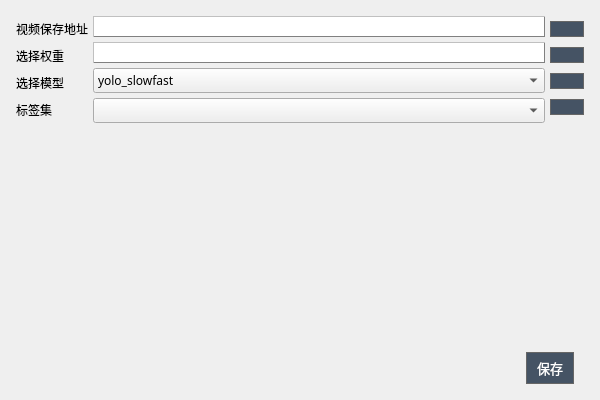
The window that model_settings.ui (Shallowind/SADVS) describes before a commit, drawn with Qt 5.
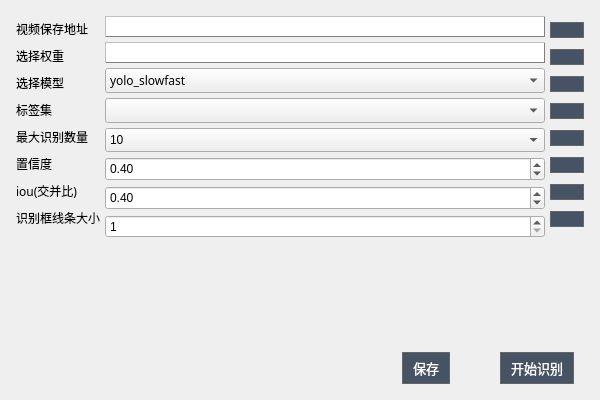
The same window after the commit. Icons and pictures are not drawn.

The edit to the form file:
```diff
--- a/model_settings.ui
+++ b/model_settings.ui
@@ -34,7 +34,7 @@
      <item>
       <layout class="QHBoxLayout" name="horizontalLayout" stretch="0,0,0">
        <item>
-        <layout class="QVBoxLayout" name="verticalLayout_2">
+        <layout class="QVBoxLayout" name="verticalLayout_2" stretch="1,1,1,1,1,1,1,0">
          <item>
           <widget class="QLabel" name="label">
            <property name="sizePolicy">
@@ -107,10 +107,85 @@
            </property>
           </widget>
          </item>
+         <item>
+          <widget class="QLabel" name="label_7">
+           <property name="sizePolicy">
+            <sizepolicy hsizetype="Fixed" vsizetype="Fixed">
+             <horstretch>0</horstretch>
+             <verstretch>0</verstretch>
+            </sizepolicy>
+           </property>
+           <property name="font">
+            <font>
+             <family>微软雅黑</family>
+            </font>
+           </property>
+           <property name="contextMenuPolicy">
+            <enum>Qt::DefaultContextMenu</enum>
+           </property>
+           <property name="text">
+            <string>最大识别数量</string>
+           </property>
+          </widget>
+         </item>
+         <item>
+          <widget class="QLabel" name="label_8">
+           <property name="sizePolicy">
+            <sizepolicy hsizetype="Fixed" vsizetype="Fixed">
+             <horstretch>0</horstretch>
+             <verstretch>0</verstretch>
+            </sizepolicy>
+           </property>
+           <property name="font">
+            <font>
+             <family>微软雅黑</family>
+            </font>
+           </property>
+           <property name="text">
+            <string>置信度</string>
+           </property>
+          </widget>
+         </item>
+         <item>
+          <widget class="QLabel" name="label_9">
+           <property name="sizePolicy">
+            <sizepolicy hsizetype="Fixed" vsizetype="Fixed">
+             <horstretch>0</horstretch>
+             <verstretch>0</verstretch>
+            </sizepolicy>
+           </property>
+           <property name="font">
+            <font>
+             <family>微软雅黑</family>
+            </font>
+           </property>
+           <property name="text">
+            <string>iou(交并比)</string>
+           </property>
+          </widget>
+         </item>
+         <item>
+          <widget class="QLabel" name="label_10">
+           <property name="sizePolicy">
+            <sizepolicy hsizetype="Fixed" vsizetype="Fixed">
+             <horstretch>0</horstretch>
+             <verstretch>0</verstretch>
+            </sizepolicy>
+           </property>
+           <property name="font">
+            <font>
+             <family>微软雅黑</family>
+            </font>
+           </property>
+           <property name="text">
+            <string>识别框线条大小</string>
+           </property>
+          </widget>
+         </item>
         </layout>
        </item>
        <item>
-        <layout class="QVBoxLayout" name="verticalLayout_3">
+        <layout class="QVBoxLayout" name="verticalLayout_3" stretch="1,1,1,1,1,0,0,0">
          <item>
           <widget class="QLineEdit" name="save_address_edit">
            <property name="font">
@@ -143,12 +218,21 @@
          </item>
          <item>
           <widget class="QComboBox" name="model_combox">
+           <property name="enabled">
+            <bool>true</bool>
+           </property>
            <property name="sizePolicy">
             <sizepolicy hsizetype="Expanding" vsizetype="Fixed">
              <horstretch>0</horstretch>
              <verstretch>0</verstretch>
             </sizepolicy>
            </property>
+           <property name="minimumSize">
+            <size>
+             <width>0</width>
+             <height>24</height>
+            </size>
+           </property>
            <property name="font">
             <font>
              <family>微软雅黑</family>
@@ -169,11 +253,17 @@
          <item>
           <widget class="QComboBox" name="label_combox">
            <property name="sizePolicy">
-            <sizepolicy hsizetype="Preferred" vsizetype="Fixed">
+            <sizepolicy hsizetype="Expanding" vsizetype="Fixed">
              <horstretch>0</horstretch>
              <verstretch>0</verstretch>
             </sizepolicy>
            </property>
+           <property name="minimumSize">
+            <size>
+             <width>0</width>
+             <height>24</height>
+            </size>
+           </property>
            <property name="font">
             <font>
              <family>微软雅黑</family>
@@ -184,10 +274,114 @@
            </property>
           </widget>
          </item>
+         <item>
+          <widget class="QComboBox" name="max_size_comboBox">
+           <property name="sizePolicy">
+            <sizepolicy hsizetype="Expanding" vsizetype="Fixed">
+             <horstretch>0</horstretch>
+             <verstretch>0</verstretch>
+            </sizepolicy>
+           </property>
+           <property name="minimumSize">
+            <size>
+             <width>0</width>
+             <height>24</height>
+            </size>
+           </property>
+           <item>
+            <property name="text">
+             <string>10</string>
+            </property>
+           </item>
+           <item>
+            <property name="text">
+             <string>20</string>
+            </property>
+           </item>
+           <item>
+            <property name="text">
+             <string>40</string>
+            </property>
+           </item>
+           <item>
+            <property name="text">
+             <string>80</string>
+            </property>
+           </item>
+           <item>
+            <property name="text">
+             <string>100</string>
+            </property>
+           </item>
+          </widget>
+         </item>
+         <item>
+          <widget class="QDoubleSpinBox" name="conf_doubleSpinBox">
+           <property name="sizePolicy">
+            <sizepolicy hsizetype="Expanding" vsizetype="Fixed">
+             <horstretch>0</horstretch>
+             <verstretch>0</verstretch>
+            </sizepolicy>
+           </property>
+           <property name="minimumSize">
+            <size>
+             <width>0</width>
+             <height>24</height>
+            </size>
+           </property>
+           <property name="maximum">
+            <double>1.000000000000000</double>
+           </property>
+           <property name="singleStep">
+            <double>0.010000000000000</double>
+           </property>
+           <property name="value">
+            <double>0.400000000000000</double>
+           </property>
+          </widget>
+         </item>
+         <item>
+          <widget class="QDoubleSpinBox" name="iou_doubleSpinBox">
+           <property name="sizePolicy">
+            <sizepolicy hsizetype="Expanding" vsizetype="Fixed">
+             <horstretch>0</horstretch>
+             <verstretch>0</verstretch>
+            </sizepolicy>
+           </property>
+           <property name="minimumSize">
+            <size>
+             <width>0</width>
+             <height>24</height>
+            </size>
+           </property>
+           <property name="maximum">
+            <double>1.000000000000000</double>
+           </property>
+           <property name="singleStep">
+            <double>0.010000000000000</double>
+           </property>
+           <property name="stepType">
+            <enum>QAbstractSpinBox::AdaptiveDecimalStepType</enum>
+           </property>
+           <property name="value">
+            <double>0.400000000000000</double>
+           </property>
+          </widget>
+         </item>
+         <item>
+          <widget class="QSpinBox" name="line_thickness">
+           <property name="minimum">
+            <number>1</number>
+           </property>
+           <property name="maximum">
+            <number>4</number>
+           </property>
+          </widget>
+         </item>
         </layout>
        </item>
        <item>
-        <layout class="QVBoxLayout" name="verticalLayout_4">
+        <layout class="QVBoxLayout" name="verticalLayout_4" stretch="1,1,1,1,1,1,1,0">
          <item>
           <widget class="QPushButton" name="save_address_button">
            <property name="sizePolicy">
@@ -346,6 +540,134 @@
            </property>
           </widget>
          </item>
+         <item>
+          <widget class="QPushButton" name="max_size">
+           <property name="sizePolicy">
+            <sizepolicy hsizetype="Fixed" vsizetype="Fixed">
+             <horstretch>0</horstretch>
+             <verstretch>0</verstretch>
+            </sizepolicy>
+           </property>
+           <property name="styleSheet">
+            <string notr="true">QPushButton {
+    background-color: #455364; /* 默认颜色，浅灰色 */
+    border: 1px solid #666666; /* 灰色的边框 */
+}
+
+QPushButton:hover {
+    background-color: #54687a; /* 鼠标悬停时的颜色，稍浅的灰色 */
+}
+
+QPushButton:pressed {
+    background-color: #455364; /* 鼠标点击时的颜色，稍深的灰色 */
+}
+</string>
+           </property>
+           <property name="text">
+            <string/>
+           </property>
+           <property name="icon">
+            <iconset>
+             <normaloff>resources/op_icon/alarm.png</normaloff>resources/op_icon/alarm.png</iconset>
+           </property>
+          </widget>
+         </item>
+         <item>
+          <widget class="QPushButton" name="conf">
+           <property name="sizePolicy">
+            <sizepolicy hsizetype="Fixed" vsizetype="Fixed">
+             <horstretch>0</horstretch>
+             <verstretch>0</verstretch>
+            </sizepolicy>
+           </property>
+           <property name="styleSheet">
+            <string notr="true">QPushButton {
+    background-color: #455364; /* 默认颜色，浅灰色 */
+    border: 1px solid #666666; /* 灰色的边框 */
+}
+
+QPushButton:hover {
+    background-color: #54687a; /* 鼠标悬停时的颜色，稍浅的灰色 */
+}
+
+QPushButton:pressed {
+    background-color: #455364; /* 鼠标点击时的颜色，稍深的灰色 */
+}
+</string>
+           </property>
+           <property name="text">
+            <string/>
+           </property>
+           <property name="icon">
+            <iconset>
+             <normaloff>resources/op_icon/alarm.png</normaloff>resources/op_icon/alarm.png</iconset>
+           </property>
+          </widget>
+         </item>
+         <item>
+          <widget class="QPushButton" name="IOU">
+           <property name="sizePolicy">
+            <sizepolicy hsizetype="Fixed" vsizetype="Fixed">
+             <horstretch>0</horstretch>
+             <verstretch>0</verstretch>
+            </sizepolicy>
+           </property>
+           <property name="styleSheet">
+            <string notr="true">QPushButton {
+    background-color: #455364; /* 默认颜色，浅灰色 */
+    border: 1px solid #666666; /* 灰色的边框 */
+}
+
+QPushButton:hover {
+    background-color: #54687a; /* 鼠标悬停时的颜色，稍浅的灰色 */
+}
+
+QPushButton:pressed {
+    background-color: #455364; /* 鼠标点击时的颜色，稍深的灰色 */
+}
+</string>
+           </property>
+           <property name="text">
+            <string/>
+           </property>
+           <property name="icon">
+            <iconset>
+             <normaloff>resources/op_icon/alarm.png</normaloff>resources/op_icon/alarm.png</iconset>
+           </property>
+          </widget>
+         </item>
+         <item>
+          <widget class="QPushButton" name="pushButton">
+           <property name="sizePolicy">
+            <sizepolicy hsizetype="Fixed" vsizetype="Fixed">
+             <horstretch>0</horstretch>
+             <verstretch>0</verstretch>
+            </sizepolicy>
+           </property>
+           <property name="styleSheet">
+            <string notr="true">QPushButton {
+    background-color: #455364; /* 默认颜色，浅灰色 */
+    border: 1px solid #666666; /* 灰色的边框 */
+}
+
+QPushButton:hover {
+    background-color: #54687a; /* 鼠标悬停时的颜色，稍浅的灰色 */
+}
+
+QPushButton:pressed {
+    background-color: #455364; /* 鼠标点击时的颜色，稍深的灰色 */
+}
+</string>
+           </property>
+           <property name="text">
+            <string/>
+           </property>
+           <property name="icon">
+            <iconset>
+             <normaloff>resources/op_icon/alarm.png</normaloff>resources/op_icon/alarm.png</iconset>
+           </property>
+          </widget>
+         </item>
         </layout>
        </item>
       </layout>
@@ -583,6 +905,156 @@
             </property>
            </widget>
           </item>
+          <item>
+           <widget class="QPushButton" name="begin">
+            <property name="palette">
+             <palette>
+              <active>
+               <colorrole role="Button">
+                <brush brushstyle="SolidPattern">
+                 <color alpha="255">
+                  <red>69</red>
+                  <green>83</green>
+                  <blue>100</blue>
+                 </color>
+                </brush>
+               </colorrole>
+               <colorrole role="ButtonText">
+                <brush brushstyle="SolidPattern">
+                 <color alpha="255">
+                  <red>255</red>
+                  <green>255</green>
+                  <blue>255</blue>
+                 </color>
+                </brush>
+               </colorrole>
+               <colorrole role="Base">
+                <brush brushstyle="SolidPattern">
+                 <color alpha="255">
+                  <red>69</red>
+                  <green>83</green>
+                  <blue>100</blue>
+                 </color>
+                </brush>
+               </colorrole>
+               <colorrole role="Window">
+                <brush brushstyle="SolidPattern">
+                 <color alpha="255">
+                  <red>69</red>
+                  <green>83</green>
+                  <blue>100</blue>
+                 </color>
+                </brush>
+               </colorrole>
+              </active>
+              <inactive>
+               <colorrole role="Button">
+                <brush brushstyle="SolidPattern">
+                 <color alpha="255">
+                  <red>69</red>
+                  <green>83</green>
+                  <blue>100</blue>
+                 </color>
+                </brush>
+               </colorrole>
+               <colorrole role="ButtonText">
+                <brush brushstyle="SolidPattern">
+                 <color alpha="255">
+                  <red>255</red>
+                  <green>255</green>
+                  <blue>255</blue>
+                 </color>
+                </brush>
+               </colorrole>
+               <colorrole role="Base">
+                <brush brushstyle="SolidPattern">
+                 <color alpha="255">
+                  <red>69</red>
+                  <green>83</green>
+                  <blue>100</blue>
+                 </color>
+                </brush>
+               </colorrole>
+               <colorrole role="Window">
+                <brush brushstyle="SolidPattern">
+                 <color alpha="255">
+                  <red>69</red>
+                  <green>83</green>
+                  <blue>100</blue>
+                 </color>
+                </brush>
+               </colorrole>
+              </inactive>
+              <disabled>
+               <colorrole role="Button">
+                <brush brushstyle="SolidPattern">
+                 <color alpha="255">
+                  <red>69</red>
+                  <green>83</green>
+                  <blue>100</blue>
+                 </color>
+                </brush>
+               </colorrole>
+               <colorrole role="ButtonText">
+                <brush brushstyle="SolidPattern">
+                 <color alpha="255">
+                  <red>120</red>
+                  <green>120</green>
+                  <blue>120</blue>
+                 </color>
+                </brush>
+               </colorrole>
+               <colorrole role="Base">
+                <brush brushstyle="SolidPattern">
+                 <color alpha="255">
+                  <red>69</red>
+                  <green>83</green>
+                  <blue>100</blue>
+                 </color>
+                </brush>
+               </colorrole>
+               <colorrole role="Window">
+                <brush brushstyle="SolidPattern">
+                 <color alpha="255">
+                  <red>69</red>
+                  <green>83</green>
+                  <blue>100</blue>
+                 </color>
+                </brush>
+               </colorrole>
+              </disabled>
+             </palette>
+            </property>
+            <property name="font">
+             <font>
+              <family>微软雅黑</family>
+              <pointsize>10</pointsize>
+             </font>
+            </property>
+            <property name="focusPolicy">
+             <enum>Qt::StrongFocus</enum>
+            </property>
+            <property name="styleSheet">
+             <string notr="true">QPushButton {
+    background-color: #455364; /* 默认颜色，浅灰色 */
+    border: 1px solid #666666; /* 灰色的边框 */
+    padding: 5px 10px;
+}
+
+QPushButton:hover {
+    background-color: #54687a; /* 鼠标悬停时的颜色，稍浅的灰色 */
+}
+
+QPushButton:pressed {
+    background-color: #455364; /* 鼠标点击时的颜色，稍深的灰色 */
+}
+</string>
+            </property>
+            <property name="text">
+             <string>开始识别</string>
+            </property>
+           </widget>
+          </item>
          </layout>
         </item>
        </layout>
```
